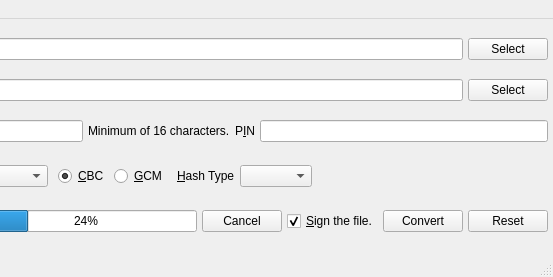
Qt form UI/encryptfile.ui (xloem/spot-on-svn) before a commit; both pictures show x 252 to 805 and y 0 to 277 of the 805 by 277 pixel window.
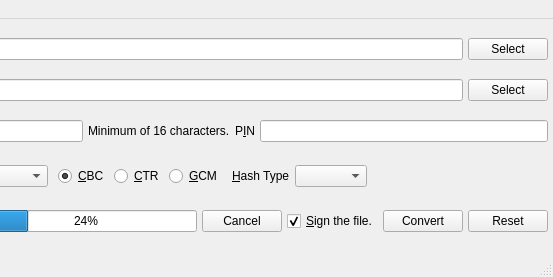
The same form after that commit. Icons and pictures are not drawn.

The edit to the form file:
```diff
--- a/UI/encryptfile.ui
+++ b/UI/encryptfile.ui
@@ -187,6 +187,13 @@
            </property>
           </widget>
          </item>
+         <item>
+          <widget class="QRadioButton" name="ctr">
+           <property name="text">
+            <string>&amp;CTR</string>
+           </property>
+          </widget>
+         </item>
          <item>
           <widget class="QRadioButton" name="gcm">
            <property name="text">
```
Left out of the diff: 3 changed lines with no effect on the pictures.
